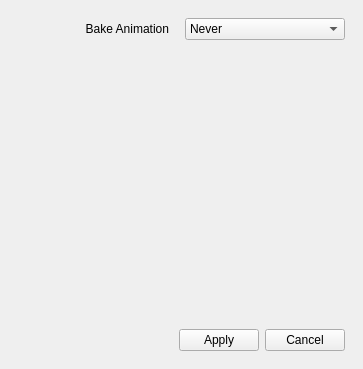
The window that src/cg3dcasc/preferences/preferences.ui (Nathanieljla/cg3d-maya-casc) describes before a commit, drawn with Qt 5.
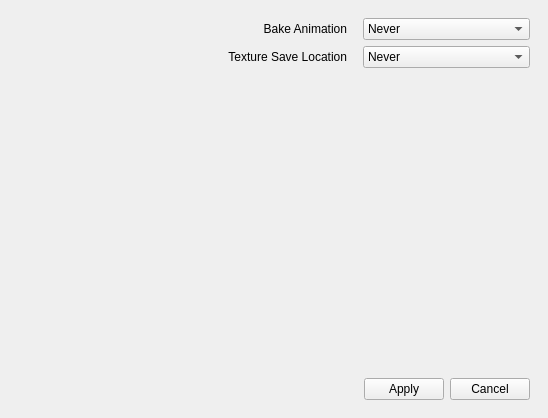
The same window after the commit.

Commit message: WIP improving texture support (multiple textures per model) and generating derigged version of data.

Diff of the .ui file:
```diff
--- a/src/cg3dcasc/preferences/preferences.ui
+++ b/src/cg3dcasc/preferences/preferences.ui
@@ -6,8 +6,8 @@
    <rect>
     <x>0</x>
     <y>0</y>
-    <width>363</width>
-    <height>369</height>
+    <width>548</width>
+    <height>418</height>
    </rect>
   </property>
   <property name="windowTitle">
@@ -17,8 +17,11 @@
    <layout class="QVBoxLayout" name="verticalLayout_2">
     <item>
      <widget class="QWidget" name="options_group" native="true">
-      <layout class="QHBoxLayout" name="horizontalLayout_3">
-       <item>
+      <property name="toolTip">
+       <string notr="true"/>
+      </property>
+      <layout class="QGridLayout" name="gridLayout">
+       <item row="0" column="0" rowspan="4" colspan="2">
         <widget class="QLabel" name="bake_label">
          <property name="text">
           <string>Bake Animation   </string>
@@ -28,7 +31,47 @@
          </property>
         </widget>
        </item>
-       <item>
+       <item row="4" column="2">
+        <widget class="QComboBox" name="texture_choice">
+         <item>
+          <property name="text">
+           <string extracomment="Don't convert Textures">Never</string>
+          </property>
+         </item>
+         <item>
+          <property name="text">
+           <string>Current</string>
+          </property>
+         </item>
+         <item>
+          <property name="text">
+           <string>Project</string>
+          </property>
+         </item>
+         <item>
+          <property name="text">
+           <string>Custom</string>
+          </property>
+         </item>
+        </widget>
+       </item>
+       <item row="4" column="1">
+        <widget class="QLabel" name="texture_label">
+         <property name="toolTip">
+          <string extracomment="Testing Tool Tips"/>
+         </property>
+         <property name="toolTipDuration">
+          <number>10</number>
+         </property>
+         <property name="text">
+          <string>Texture Save Location   </string>
+         </property>
+         <property name="alignment">
+          <set>Qt::AlignRight|Qt::AlignTrailing|Qt::AlignVCenter</set>
+         </property>
+        </widget>
+       </item>
+       <item row="0" column="2" rowspan="4">
         <widget class="QComboBox" name="bake_choice">
          <item>
           <property name="text">
```
The commit also changes 18 other files.
